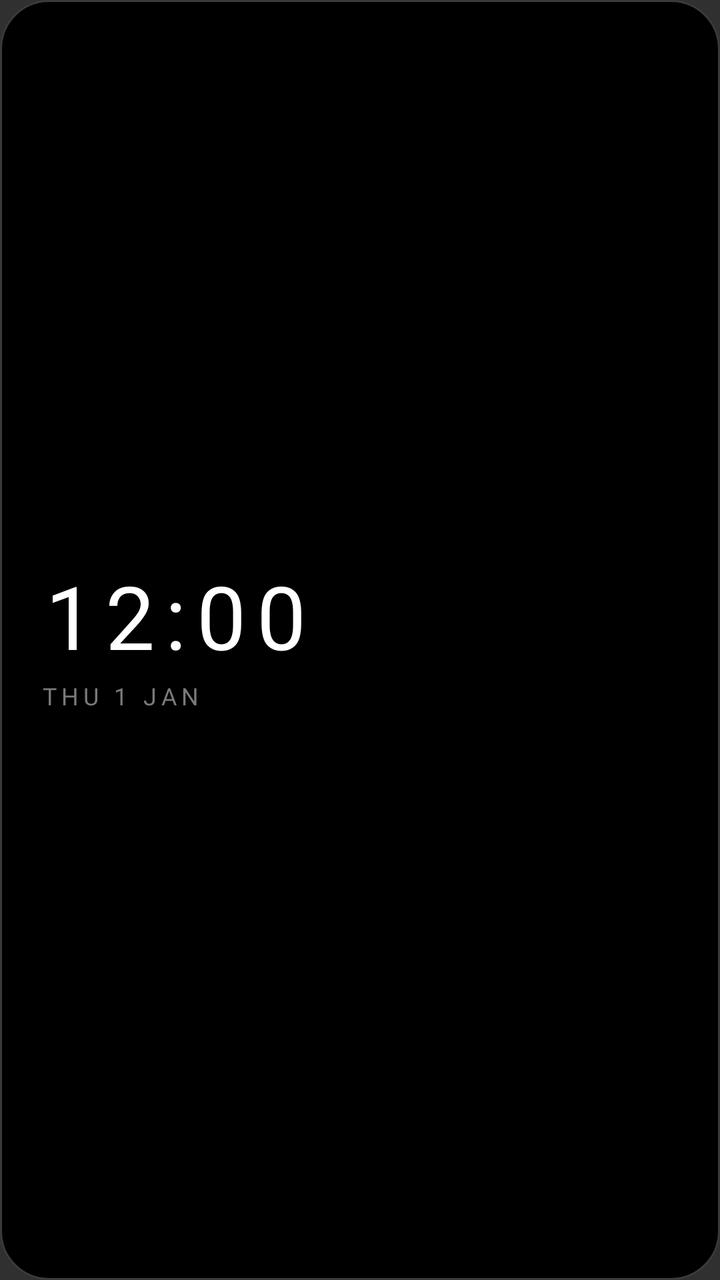
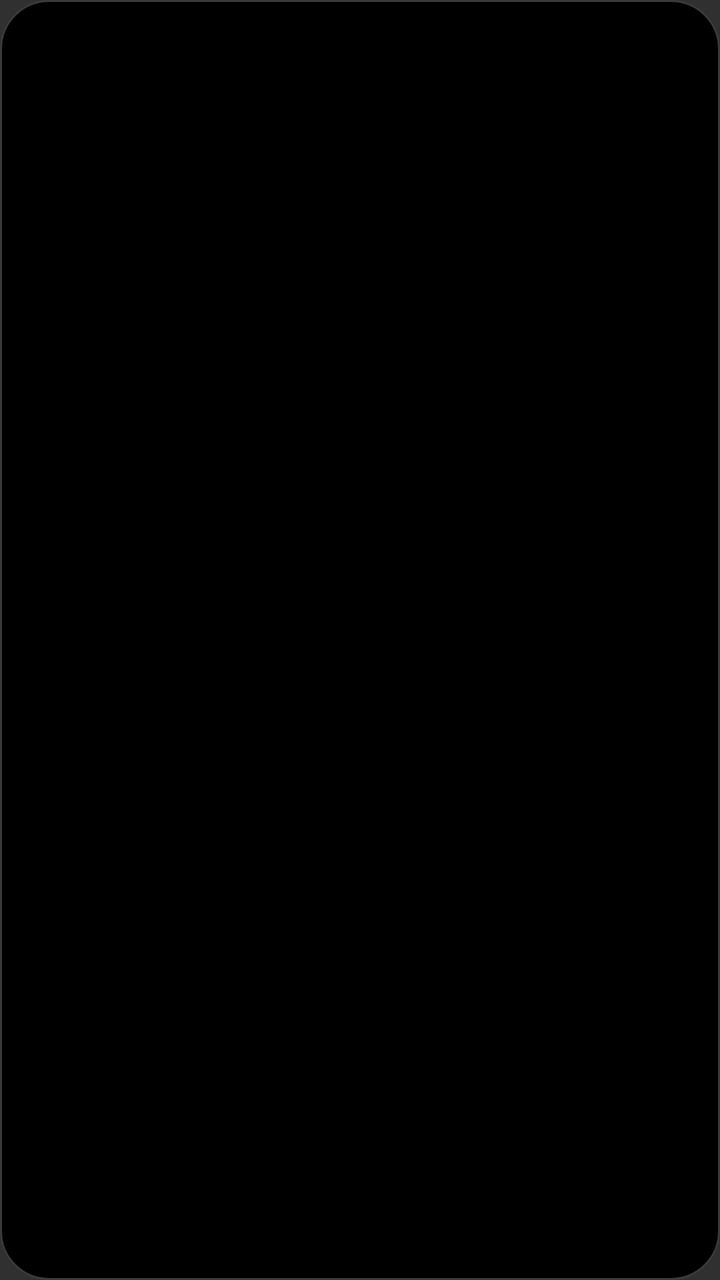

An Android layout rendered at two revisions. The XML below is the earlier revision; the diff shows what the commit changed to produce the second picture.
<!-- AndroidManifest.xml: application theme android:Theme.Material.NoActionBar -->
<!-- res/layout/widget_clock.xml -->
<?xml version="1.0" encoding="utf-8"?>
<LinearLayout xmlns:android="http://schemas.android.com/apk/res/android"
    android:id="@+id/root"
    android:layout_width="match_parent"
    android:layout_height="match_parent"
    android:background="@drawable/bg_widget"
    android:gravity="center_vertical"
    android:orientation="vertical"
    android:padding="20dp">

    <TextClock
        android:id="@+id/time"
        style="@style/DotText.Hero"
        android:layout_width="wrap_content"
        android:layout_height="wrap_content"
        android:format12Hour="h:mm"
        android:format24Hour="HH:mm" />

    <TextClock
        android:id="@+id/date"
        style="@style/DotText.Label"
        android:layout_width="wrap_content"
        android:layout_height="wrap_content"
        android:layout_marginTop="6dp"
        android:format12Hour="EEE d MMM"
        android:format24Hour="EEE d MMM" />

    <TextView
        android:id="@+id/locked"
        style="@style/DotText.Label"
        android:layout_width="wrap_content"
        android:layout_height="wrap_content"
        android:text="@string/locked"
        android:textColor="@color/dw_red"
        android:visibility="gone" />
</LinearLayout>
<!-- resources referenced by this layout -->
<resources>
  <color name="dw_red">#FFD71921</color>
  <!-- drawable bg_widget (drawable) -->
  <?xml version="1.0" encoding="utf-8"?>
  <shape xmlns:android="http://schemas.android.com/apk/res/android" android:shape="rectangle">
      <solid android:color="@color/dw_black" />
      <stroke android:width="1dp" android:color="@color/dw_outline" />
      <corners android:radius="24dp" />
  </shape>
  <string name="locked">UNLOCK IN APP</string>
  <style name="DotText.Hero"><item name="android:textSize">44sp</item></style>
  <style name="DotText.Label">
          <item name="android:textSize">12sp</item>
          <item name="android:textColor">@color/dw_grey</item>
          <item name="android:letterSpacing">0.2</item>
      </style>
  <color name="dw_black">#FF000000</color>
  <color name="dw_outline">#FF3A3A3A</color>
  <color name="dw_grey">#FF7A7A7A</color>
</resources>

<!-- the commit's change to res/layout/widget_clock.xml (unified diff, before → after) -->
@@ -1,36 +1,22 @@
 <?xml version="1.0" encoding="utf-8"?>
-<LinearLayout xmlns:android="http://schemas.android.com/apk/res/android"
+<FrameLayout xmlns:android="http://schemas.android.com/apk/res/android"
     android:id="@+id/root"
     android:layout_width="match_parent"
     android:layout_height="match_parent"
     android:background="@drawable/bg_widget"
-    android:gravity="center_vertical"
-    android:orientation="vertical"
     android:padding="20dp">
 
-    <TextClock
-        android:id="@+id/time"
-        style="@style/DotText.Hero"
-        android:layout_width="wrap_content"
+    <LinearLayout
+        android:layout_width="match_parent"
         android:layout_height="wrap_content"
-        android:format12Hour="h:mm"
-        android:format24Hour="HH:mm" />
+        android:layout_gravity="center"
+        android:gravity="center_horizontal"
+        android:orientation="vertical">
 
-    <TextClock
-        android:id="@+id/date"
-        style="@style/DotText.Label"
-        android:layout_width="wrap_content"
-        android:layout_height="wrap_content"
-        android:layout_marginTop="6dp"
-        android:format12Hour="EEE d MMM"
-        android:format24Hour="EEE d MMM" />
+        <ImageView android:id="@+id/time" android:layout_width="wrap_content" android:layout_height="wrap_content" android:adjustViewBounds="true" android:contentDescription="@null" />
 
-    <TextView
-        android:id="@+id/locked"
-        style="@style/DotText.Label"
-        android:layout_width="wrap_content"
-        android:layout_height="wrap_content"
-        android:text="@string/locked"
-        android:textColor="@color/dw_red"
-        android:visibility="gone" />
-</LinearLayout>
+        <ImageView android:id="@+id/date" android:layout_width="wrap_content" android:layout_height="wrap_content" android:adjustViewBounds="true" android:contentDescription="@null" android:layout_marginTop="6dp" />
+
+        <ImageView android:id="@+id/locked" android:layout_width="wrap_content" android:layout_height="wrap_content" android:adjustViewBounds="true" android:contentDescription="@null" android:visibility="gone" />
+    </LinearLayout>
+</FrameLayout>
<!-- resource entries referenced after the edit -->
@@ -1,6 +1,5 @@
 <!-- resources referenced by this layout -->
 <resources>
-  <color name="dw_red">#FFD71921</color>
   <!-- drawable bg_widget (drawable) -->
   <?xml version="1.0" encoding="utf-8"?>
   <shape xmlns:android="http://schemas.android.com/apk/res/android" android:shape="rectangle">
@@ -8,15 +7,7 @@
       <stroke android:width="1dp" android:color="@color/dw_outline" />
       <corners android:radius="24dp" />
   </shape>
-  <string name="locked">UNLOCK IN APP</string>
-  <style name="DotText.Hero"><item name="android:textSize">44sp</item></style>
-  <style name="DotText.Label">
-          <item name="android:textSize">12sp</item>
-          <item name="android:textColor">@color/dw_grey</item>
-          <item name="android:letterSpacing">0.2</item>
-      </style>
   <color name="dw_black">#FF000000</color>
   <color name="dw_outline">#FF3A3A3A</color>
-  <color name="dw_grey">#FF7A7A7A</color>
 </resources>
 
